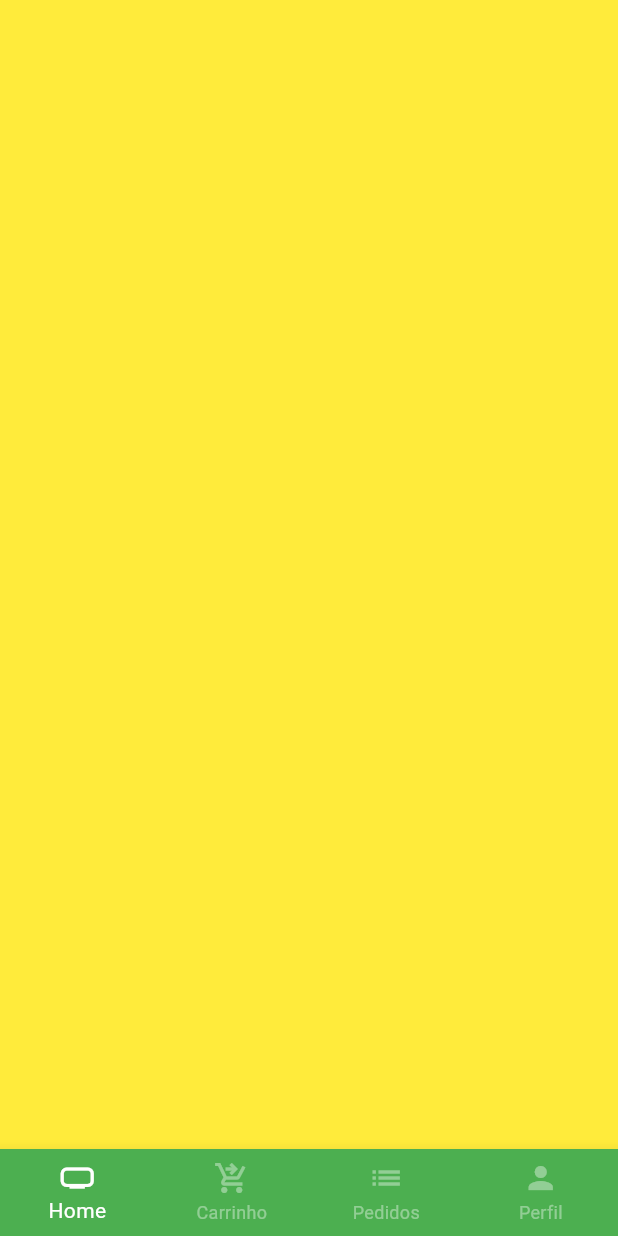
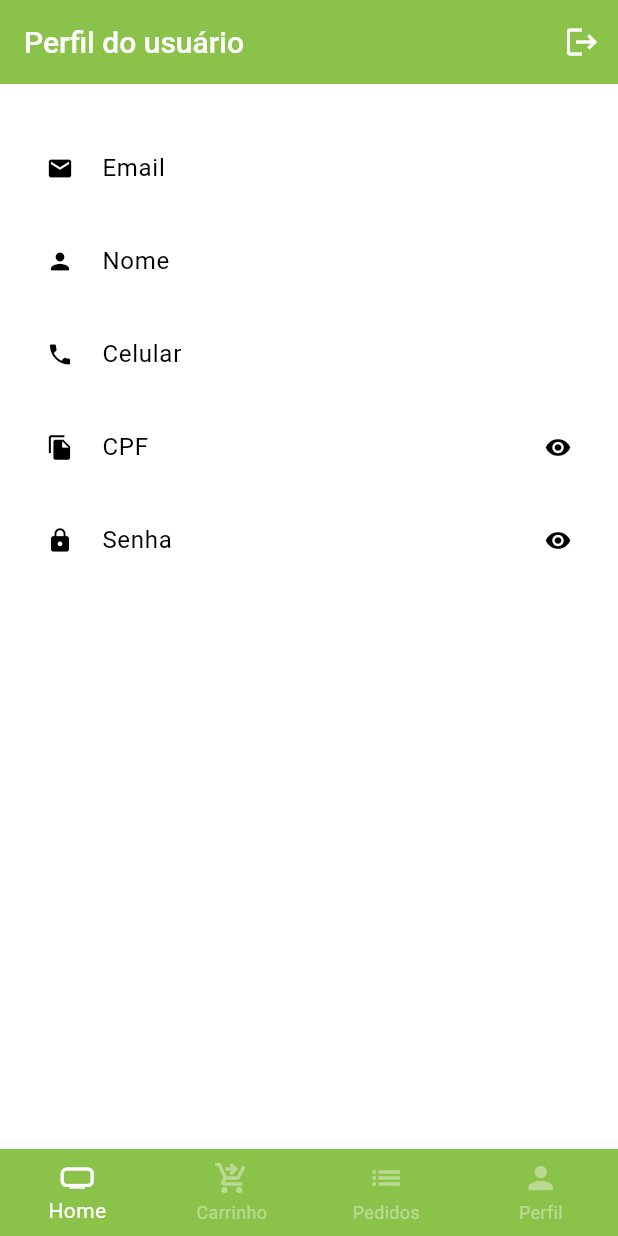
Before and after one commit to AugustodeAraujo/greengocer, a Flutter app: the BaseScreen screen opened directly, swiped to page 4, on a phone screen of 412 x 824 dp. Run offline on Flutter 3.47's test engine with Material 3 defaults, Android fonts, the phone set to English and light mode, and no system bars; our stand-ins replace animated_text_kit.

Commit message:
major layout improvments

```diff
--- a/lib/main.dart
+++ b/lib/main.dart
@@ -1,5 +1,6 @@
 import 'package:flutter/material.dart';
 import 'package:greengrocer/src/views/auth/sign_in_screen.dart';
+
 
 void main() {
   runApp(const MyApp());
--- a/lib/src/auth/sign_in_screen.dart
+++ /dev/null
@@ -1 +0,0 @@
-// TODO Implement this library.
--- /dev/null
+++ b/lib/src/models/user_model.dart
@@ -0,0 +1,15 @@
+class UserModel {
+  String name;
+  String email;
+  String celular;
+  String cpf;
+  String password;
+
+  UserModel({
+    required this.name,
+    required this.email,
+    required this.celular,
+    required this.cpf,
+    required this.password,
+  });
+}
--- a/lib/src/views/auth/sign_in_screen.dart
+++ b/lib/src/views/auth/sign_in_screen.dart
@@ -2,9 +2,10 @@ import 'package:animated_text_kit/animated_text_kit.dart';
 import 'package:flutter/material.dart';
 
 import 'package:greengrocer/src/configs/custom_colors.dart';
-import 'package:greengrocer/src/views/auth/components/custom_text_field.dart';
+
 import 'package:greengrocer/src/views/auth/sign_up_screen.dart';
 import 'package:greengrocer/src/views/base/base_screen.dart';
+import 'package:greengrocer/src/views/components/custom_text_field.dart';
 
 class SignInScreen extends StatelessWidget {
   const SignInScreen({super.key});
--- a/lib/src/views/auth/sign_up_screen.dart
+++ b/lib/src/views/auth/sign_up_screen.dart
@@ -1,8 +1,8 @@
-
 import 'package:flutter/material.dart';
 
 import 'package:greengrocer/src/configs/custom_colors.dart';
-import 'package:greengrocer/src/views/auth/components/custom_text_field.dart';
+
+import 'package:greengrocer/src/views/components/custom_text_field.dart';
 
 class SingUpScreen extends StatelessWidget {
   const SingUpScreen({super.key});
--- a/lib/src/views/base/base_screen.dart
+++ b/lib/src/views/base/base_screen.dart
@@ -1,6 +1,8 @@
 import 'package:flutter/material.dart';
+import 'package:greengrocer/src/configs/custom_colors.dart';
+import 'package:greengrocer/src/views/cart/cart_tab.dart';
 import 'package:greengrocer/src/views/home/home_tab.dart';
-
+import 'package:greengrocer/src/views/profile/profile_tab.dart';
 
 class BaseScreen extends StatefulWidget {
   BaseScreen({super.key});
@@ -21,10 +23,10 @@ class _BaseScreenState extends State<BaseScreen> {
         physics: const NeverScrollableScrollPhysics(),
         controller: pageController,
         children: [
-          HomeTab(),
-          Container(color: Colors.green),
-          Container(color: Colors.blue),
+          const HomeTab(),
+          const CartTab(),
           Container(color: Colors.yellow),
+          const ProfileTab(),
         ],
       ),
       bottomNavigationBar: BottomNavigationBar(
@@ -36,7 +38,7 @@ class _BaseScreenState extends State<BaseScreen> {
           });
         },
         type: BottomNavigationBarType.fixed,
-        backgroundColor: Colors.green,
+        backgroundColor: CustomColors.customSwatchColor,
         selectedItemColor: Colors.white,
         unselectedItemColor: Colors.white.withAlpha(100),
         items: const [
--- a/lib/src/views/auth/components/custom_text_field.dart
+++ b/lib/src/views/components/custom_text_field.dart
@@ -4,12 +4,14 @@ class CustomTextField extends StatefulWidget {
   final IconData icon;
   final String label;
   final bool isSecret;
+  final String? initialValue;
 
   const CustomTextField(
       {super.key,
       required this.icon,
       required this.label,
-      required this.isSecret});
+      required this.isSecret,
+      this.initialValue});
 
   @override
   State<CustomTextField> createState() => _CustomTextFieldState();
@@ -30,6 +32,7 @@ class _CustomTextFieldState extends State<CustomTextField> {
     return Padding(
       padding: const EdgeInsets.only(bottom: 14),
       child: TextFormField(
+        initialValue: widget.initialValue,
         obscureText: isObscure,
         decoration: InputDecoration(
           prefixIcon: Icon(widget.icon),
--- /dev/null
+++ b/lib/src/views/profile/profile_tab.dart
@@ -0,0 +1,68 @@
+import 'package:flutter/material.dart';
+import 'package:greengrocer/src/configs/custom_colors.dart';
+import 'package:greengrocer/src/views/components/custom_text_field.dart';
+import 'package:greengrocer/src/configs/app_data.dart' as app_data;
+
+class ProfileTab extends StatelessWidget {
+  const ProfileTab({super.key});
+
+  @override
+  Widget build(BuildContext context) {
+    return Scaffold(
+        appBar: AppBar(
+          backgroundColor: CustomColors.customSwatchColor,
+          elevation: 0,
+          title: const Text.rich(TextSpan(
+            style: TextStyle(fontSize: 20, fontWeight: FontWeight.w500),
+            children: [
+              TextSpan(
+                  text: 'Perfil do usuário',
+                  style: TextStyle(
+                    color: Colors.white,
+                  )),
+            ],
+          )),
+          actions: [
+            IconButton(
+              onPressed: () {},
+              icon: const Icon(
+                Icons.logout,
+                color: Colors.white,
+              ),
+            )
+          ],
+        ),
+        body: ListView(
+          physics: const BouncingScrollPhysics(),
+          padding: const EdgeInsets.fromLTRB(16, 32, 16, 16),
+          children: const [
+            CustomTextField(
+              initialValue: '',
+              icon: Icons.email,
+              label: 'Email',
+              isSecret: false,
+            ),
+            CustomTextField(
+              icon: Icons.person,
+              label: 'Nome',
+              isSecret: false,
+            ),
+            CustomTextField(
+              icon: Icons.phone,
+              label: 'Celular',
+              isSecret: false,
+            ),
+            CustomTextField(
+              icon: Icons.file_copy,
+              label: 'CPF',
+              isSecret: true,
+            ),
+            CustomTextField(
+              icon: Icons.lock,
+              label: 'Senha',
+              isSecret: true,
+            ),
+          ],
+        ));
+  }
+}
```
Also changed, not shown: lib/src/configs/app_data.dart (+28 -1 lines), lib/src/models/cart_item_model.dart (added, +15 -0 lines), lib/src/views/cart/cart_tab.dart (added, +153 -0 lines), lib/src/views/cart/components/cart_title.dart (added, +55 -0 lines), lib/src/views/components/quantity_widget.dart (added, +103 -0 lines), lib/src/views/home/components/item_tile.dart (+19 -4 lines), lib/src/views/home/home_tab.dart (+5 -5 lines), lib/src/views/product/product_screen.dart (added, +135 -0 lines).
